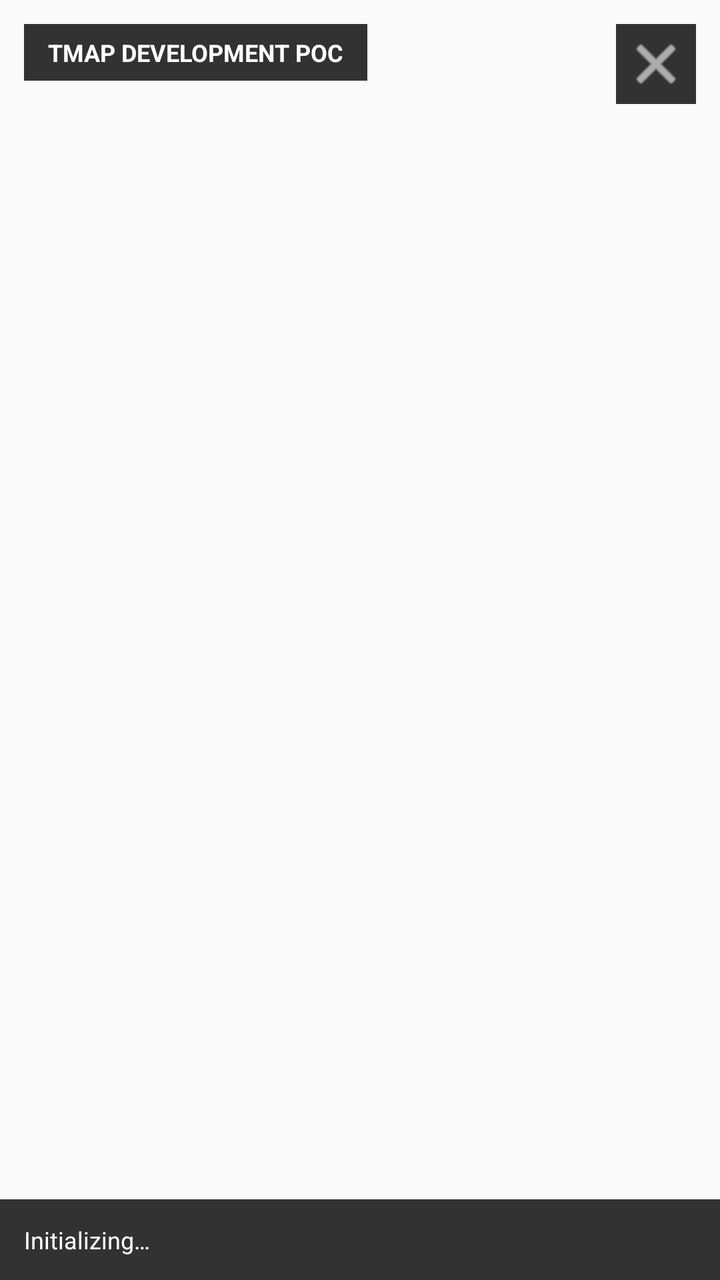
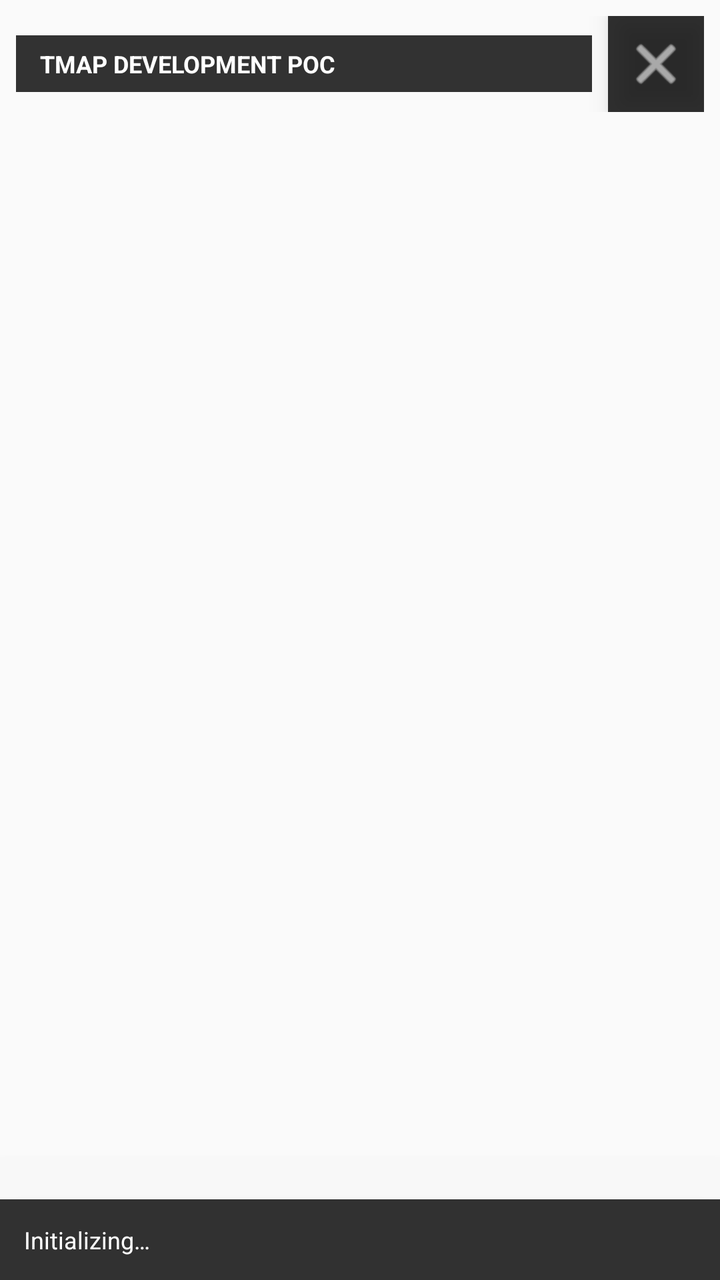

Compare the two renders of this Android layout. The source of the first and the diff that turns it into the second are given below.
<!-- AndroidManifest.xml: activity theme TmapNaviPocTheme -->
<!-- res/layout/activity_tmap_navi_poc.xml -->
<?xml version="1.0" encoding="utf-8"?>
<FrameLayout xmlns:android="http://schemas.android.com/apk/res/android"
    android:layout_width="match_parent"
    android:layout_height="match_parent">

    <FrameLayout
        android:id="@+id/tmap_ui_container"
        android:layout_width="match_parent"
        android:layout_height="match_parent" />

    <TextView
        android:id="@+id/poc_banner"
        android:layout_width="wrap_content"
        android:layout_height="wrap_content"
        android:layout_gravity="top|start"
        android:layout_margin="12dp"
        android:background="#CC000000"
        android:paddingHorizontal="12dp"
        android:paddingVertical="6dp"
        android:text="TMAP DEVELOPMENT POC"
        android:textColor="#FFFFFF"
        android:textSize="12sp"
        android:textStyle="bold" />

    <TextView
        android:id="@+id/poc_status"
        android:layout_width="match_parent"
        android:layout_height="wrap_content"
        android:layout_gravity="bottom"
        android:background="#CC000000"
        android:padding="12dp"
        android:text="Initializing…"
        android:textColor="#FFFFFF"
        android:textSize="12sp" />

    <ImageButton
        android:id="@+id/btn_close"
        android:layout_width="40dp"
        android:layout_height="40dp"
        android:layout_gravity="top|end"
        android:layout_margin="12dp"
        android:background="#CC000000"
        android:contentDescription="Close POC"
        android:padding="8dp"
        android:src="@android:drawable/ic_menu_close_clear_cancel"
        android:tint="#FFFFFF" />
</FrameLayout>
<!-- resources referenced by this layout -->
<resources>
  <style name="TmapNaviPocTheme" parent="Theme.AppCompat.Light.NoActionBar">
          <item name="windowActionBar">false</item>
          <item name="windowNoTitle">true</item>
      </style>
</resources>

<!-- the commit's change to res/layout/activity_tmap_navi_poc.xml (unified diff, before → after) -->
@@ -1,26 +1,54 @@
 <?xml version="1.0" encoding="utf-8"?>
 <FrameLayout xmlns:android="http://schemas.android.com/apk/res/android"
     android:layout_width="match_parent"
-    android:layout_height="match_parent">
+    android:layout_height="match_parent"
+    android:clipChildren="false"
+    android:clipToPadding="false">
 
     <FrameLayout
         android:id="@+id/tmap_ui_container"
         android:layout_width="match_parent"
         android:layout_height="match_parent" />
 
-    <TextView
-        android:id="@+id/poc_banner"
-        android:layout_width="wrap_content"
+    
+    <LinearLayout
+        android:id="@+id/poc_chrome"
+        android:layout_width="match_parent"
         android:layout_height="wrap_content"
-        android:layout_gravity="top|start"
-        android:layout_margin="12dp"
-        android:background="#CC000000"
-        android:paddingHorizontal="12dp"
-        android:paddingVertical="6dp"
-        android:text="TMAP DEVELOPMENT POC"
-        android:textColor="#FFFFFF"
-        android:textSize="12sp"
-        android:textStyle="bold" />
+        android:layout_gravity="top"
+        android:clickable="true"
+        android:clipChildren="false"
+        android:elevation="48dp"
+        android:gravity="center_vertical"
+        android:orientation="horizontal"
+        android:padding="8dp"
+        android:translationZ="48dp">
+
+        <TextView
+            android:id="@+id/poc_banner"
+            android:layout_width="0dp"
+            android:layout_height="wrap_content"
+            android:layout_weight="1"
+            android:background="#CC000000"
+            android:paddingHorizontal="12dp"
+            android:paddingVertical="6dp"
+            android:text="TMAP DEVELOPMENT POC"
+            android:textColor="#FFFFFF"
+            android:textSize="12sp"
+            android:textStyle="bold" />
+
+        <ImageButton
+            android:id="@+id/btn_close"
+            android:layout_width="48dp"
+            android:layout_height="48dp"
+            android:layout_marginStart="8dp"
+            android:background="#CC000000"
+            android:contentDescription="Close POC"
+            android:elevation="8dp"
+            android:padding="8dp"
+            android:src="@android:drawable/ic_menu_close_clear_cancel"
+            android:tint="#FFFFFF" />
+    </LinearLayout>
 
     <TextView
         android:id="@+id/poc_status"
@@ -28,20 +56,10 @@
         android:layout_height="wrap_content"
         android:layout_gravity="bottom"
         android:background="#CC000000"
+        android:elevation="48dp"
         android:padding="12dp"
         android:text="Initializing…"
         android:textColor="#FFFFFF"
-        android:textSize="12sp" />
-
-    <ImageButton
-        android:id="@+id/btn_close"
-        android:layout_width="40dp"
-        android:layout_height="40dp"
-        android:layout_gravity="top|end"
-        android:layout_margin="12dp"
-        android:background="#CC000000"
-        android:contentDescription="Close POC"
-        android:padding="8dp"
-        android:src="@android:drawable/ic_menu_close_clear_cancel"
-        android:tint="#FFFFFF" />
+        android:textSize="12sp"
+        android:translationZ="48dp" />
 </FrameLayout>
